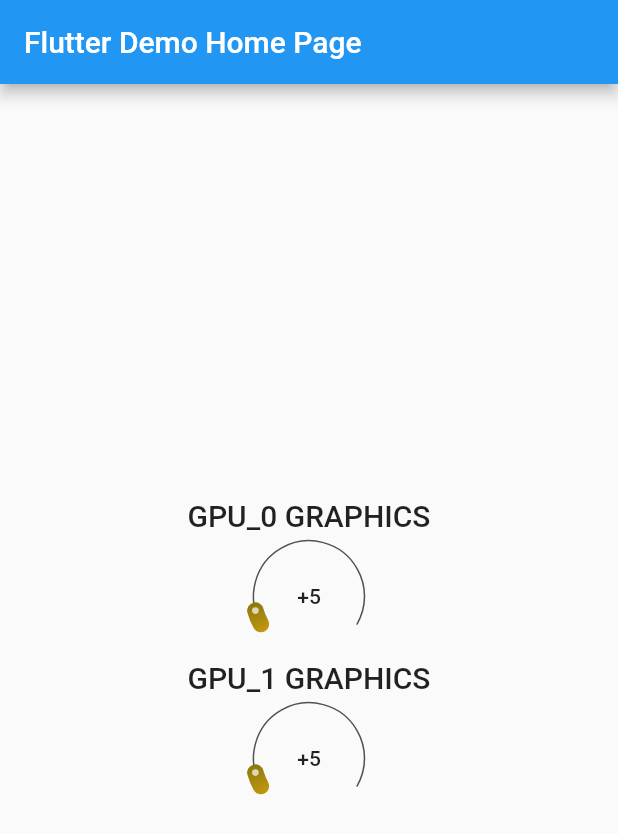
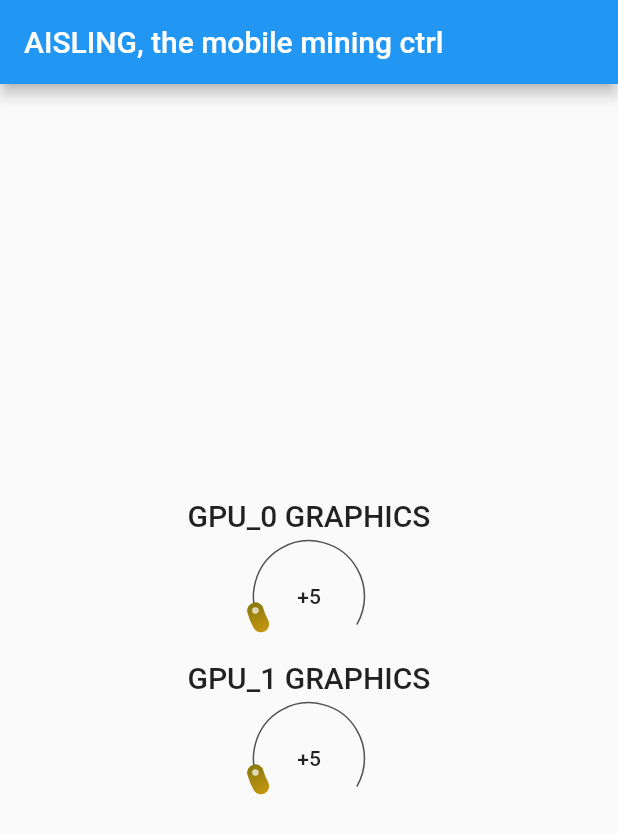
Before and after one commit to Tknott95/Aisling, a Flutter app: the screen it shows after launch, on a phone screen of 412 x 824 dp. Shown: the top 834 px of the screen. Run offline on Flutter 3.47's test engine with Material 2 defaults, Android fonts, the phone set to English and light mode, and no system bars; drawn by our look-alikes of sleek_circular_slider.

```diff
--- a/aisling/lib/main.dart
+++ b/aisling/lib/main.dart
@@ -4,6 +4,9 @@ import 'package:sleek_circular_slider/sleek_circular_slider.dart';
 import 'dart:async';
 
 /* @TODO refactor this http code */
+/* finish apis */
+/* create an actual archi here */
+/* prob just tabs for now */
 import 'package:http/http.dart' as http;
 
 Future<void> setFansFetch(int _gpuIndex, int _val) async {
@@ -40,7 +43,7 @@ class MyApp extends StatelessWidget {
   @override
   Widget build(BuildContext context) {
     return MaterialApp(
-      title: 'Flutter Demo',
+      title: 'AISLING',
       theme: ThemeData(
         // This is the theme of your application.
         //
@@ -53,7 +56,7 @@ class MyApp extends StatelessWidget {
         // is not restarted.
         primarySwatch: Colors.blue,
       ),
-      home: const MyHomePage(title: 'Flutter Demo Home Page'),
+      home: const MyHomePage(title: 'AISLING, the mobile mining ctrl'),
     );
   }
 }
```
